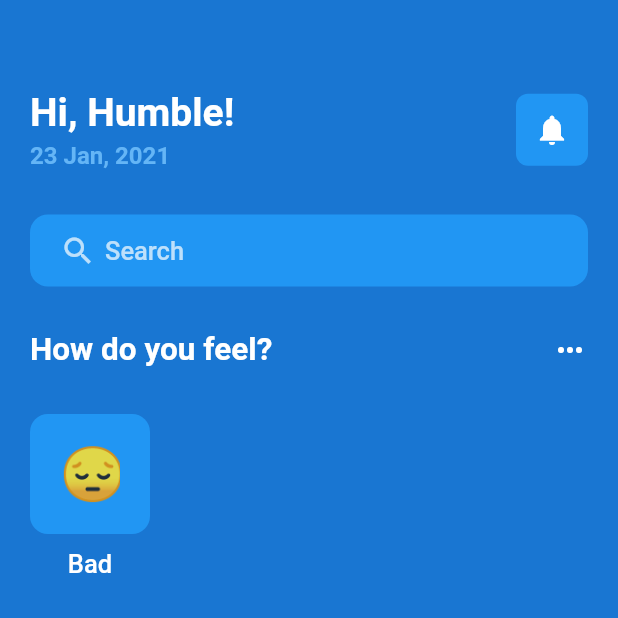
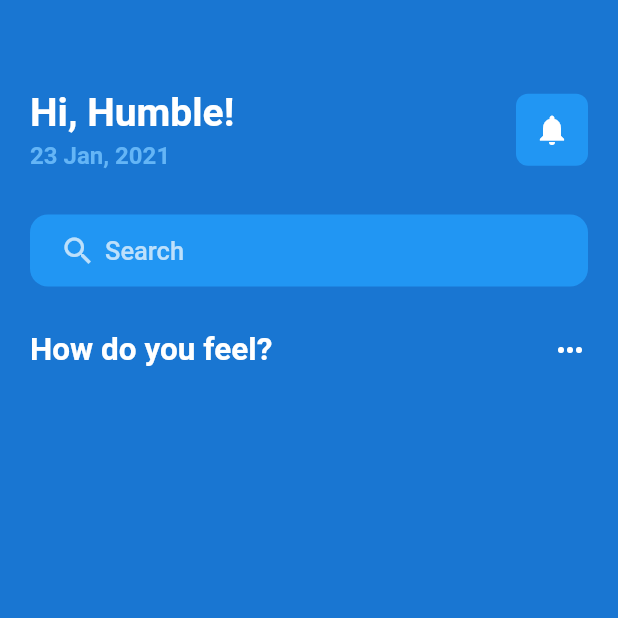
Before and after one commit to HumbleGh/eatsy, a Flutter app: the screen it shows after launch, after a tap on "Log in", on a phone screen of 412 x 824 dp, the top half of it. Run offline on Flutter 3.47's test engine with Material 2 defaults, Android fonts, the phone set to English and light mode, and no system bars; our stand-ins replace gap, get.

Commit message:
minor updates

```diff
--- a/lib/screens/welcome_screen.dart
+++ b/lib/screens/welcome_screen.dart
@@ -86,38 +86,6 @@ class _WelcomeScreenState extends State<WelcomeScreen> {
               text: 'How do you feel?',
             ),
             Gap(AppLayout.getHeight(30)),
-            Container(
-              padding: EdgeInsets.symmetric(horizontal: 20),
-              child: Row(
-                children: [
-                  Column(
-                    children: [
-                      Container(
-                        height: 80,
-                        width: 80,
-                        padding:
-                            EdgeInsets.symmetric(horizontal: 20, vertical: 20),
-                        decoration: BoxDecoration(
-                          borderRadius: BorderRadius.circular(12),
-                          color: Colors.blue[500],
-                        ),
-                        child: const Text(
-                          '😔',
-                          textAlign: TextAlign.center,
-                          style: TextStyle(fontSize: 35),
-                        ),
-                      ),
-                      Gap(AppLayout.getHeight(10)),
-                      Text(
-                        'Bad',
-                        style:
-                            Styles.headLineStyle3.copyWith(color: Colors.white),
-                      )
-                    ],
-                  )
-                ],
-              ),
-            )
           ],
         ));
   }
```
